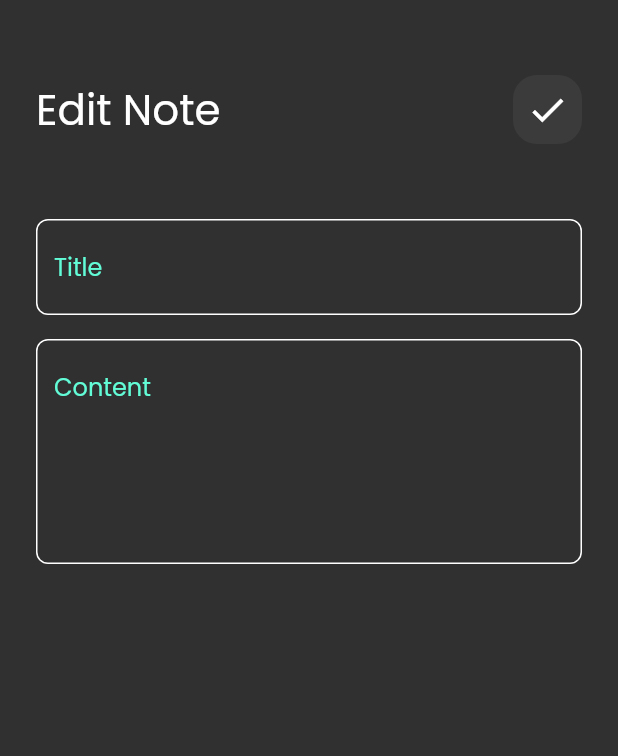
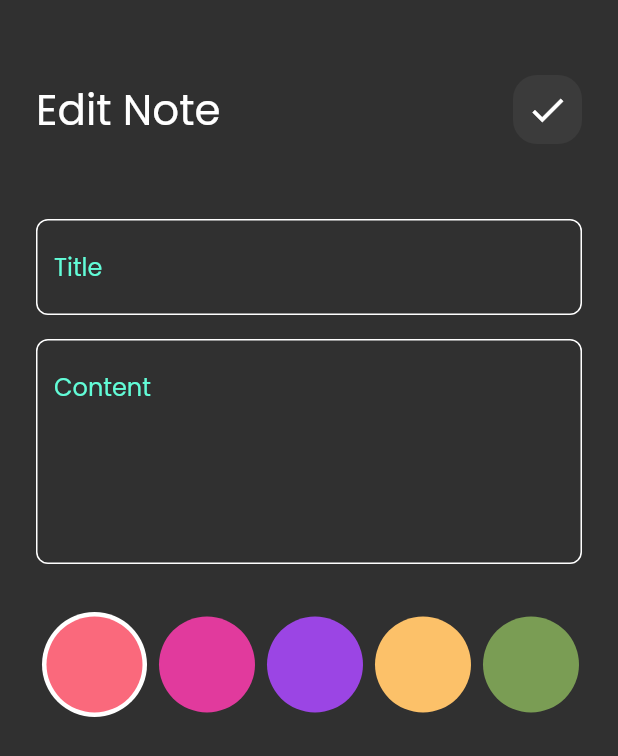
Before and after one commit to MoaazAbdelaziz/notes_app, a Flutter app: the EditNoteView screen opened directly with empty values, on a phone screen of 412 x 824 dp. Shown: the top 756 px of the screen. Run offline on Flutter 3.47's test engine with Material 2 defaults, Android fonts, the phone set to English and light mode, and no system bars; our stand-ins replace bloc, flutter_bloc, hive, hive_flutter; accounts and stored records are empty.

Commit message:
edit note view color list

```diff
--- a/lib/constants.dart
+++ b/lib/constants.dart
@@ -2,3 +2,10 @@ import 'package:flutter/animation.dart';
 
 const kPrimaryColor = Color(0xff62FCD7);
 const kNotesBox = 'notes_box';
+List<Color> kColors = const [
+  Color(0xFFFA697C),
+  Color(0xFFE13A9D),
+  Color(0xFF9B45E4),
+  Color(0xFFFCC169),
+  Color(0xFF7A9D54),
+];
--- /dev/null
+++ b/lib/widgets/edit_note_color_list.dart
@@ -0,0 +1,44 @@
+import 'package:flutter/material.dart';
+import 'package:notes_app/constants.dart';
+import 'package:notes_app/models/note_model.dart';
+import 'package:notes_app/widgets/colors_list_view.dart';
+
+class EditNoteColorList extends StatefulWidget {
+  const EditNoteColorList({super.key, required this.note});
+
+  final NoteModel note;
+
+  @override
+  State<EditNoteColorList> createState() => _EditNoteColorListState();
+}
+
+class _EditNoteColorListState extends State<EditNoteColorList> {
+  int currentIndex = 0;
+
+  @override
+  Widget build(BuildContext context) {
+    return SizedBox(
+      height: 35 * 2,
+      child: ListView.builder(
+        itemCount: kColors.length,
+        scrollDirection: Axis.horizontal,
+        itemBuilder: (BuildContext context, int index) {
+          return Padding(
+            padding: const EdgeInsets.symmetric(horizontal: 4),
+            child: GestureDetector(
+              child: ColorItem(
+                color: kColors[index],
+                isSelected: currentIndex == index,
+              ),
+              onTap: () {
+                currentIndex = index;
+                widget.note.noteColor = kColors[index].value;
+                setState(() {});
+              },
+            ),
+          );
+        },
+      ),
+    );
+  }
+}
--- a/lib/widgets/edit_view_body.dart
+++ b/lib/widgets/edit_view_body.dart
@@ -4,6 +4,7 @@ import 'package:notes_app/cubits/notes_cubit/notes_cubit.dart';
 import 'package:notes_app/models/note_model.dart';
 import 'package:notes_app/widgets/custom_app_bar.dart';
 import 'package:notes_app/widgets/custom_text_field.dart';
+import 'package:notes_app/widgets/edit_note_color_list.dart';
 
 class EditNoteViewBody extends StatefulWidget {
   const EditNoteViewBody({Key? key, required this.note}) : super(key: key);
@@ -55,7 +56,11 @@ class _EditNoteViewBodyState extends State<EditNoteViewBody> {
             onChanged: (value) {
               content = value;
             },
-          )
+          ),
+          const SizedBox(
+            height: 32,
+          ),
+          EditNoteColorList(note: widget.note),
         ],
       ),
     );
```
Also changed, not shown: lib/widgets/colors_list_view.dart (+4 -11 lines).
